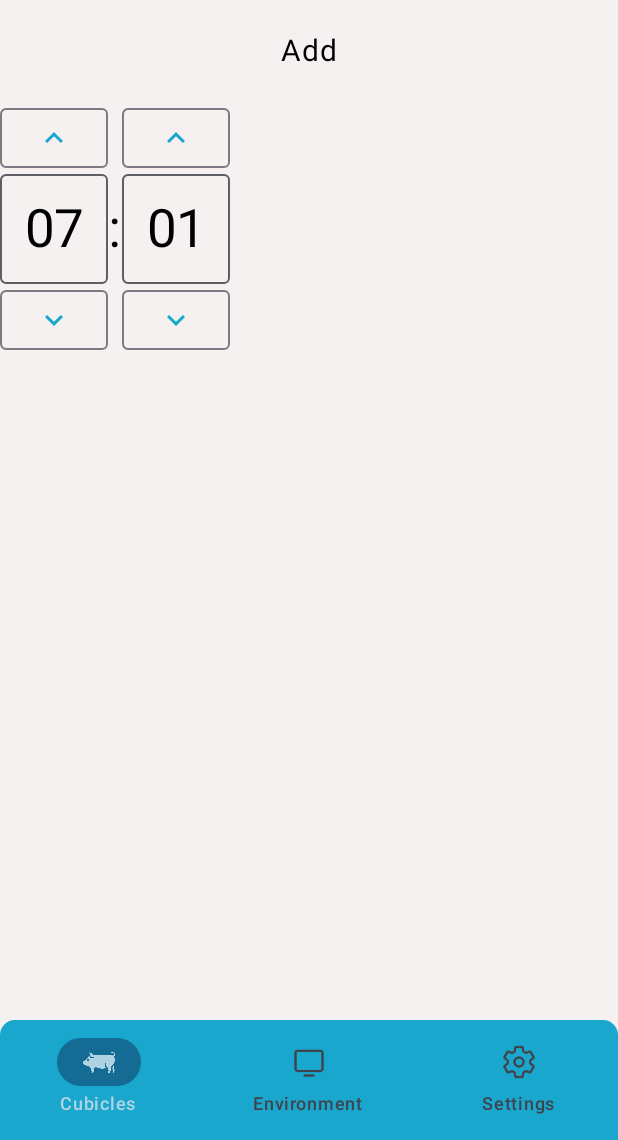
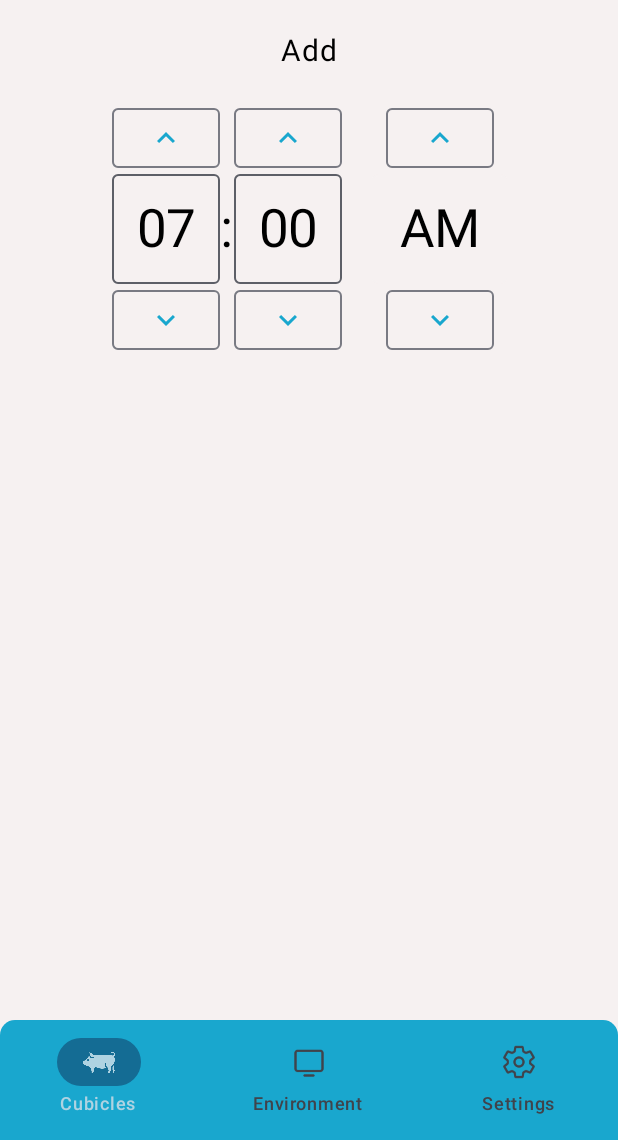
Before and after one commit to IrishRixon/Piggery-Monitoring, an Android app built with Jetpack Compose: the AddSchedScreen screen opened through its navigation route, on a phone screen of 412 x 824 dp, the part 96-1236 px from its top. Run offline under Robolectric (Android 15) with nearby library versions, the phone set to English and light mode, and no system bars; our stand-ins replace Firebase (no records; nobody signed in at launch, a user with empty details on screens opened directly).

Commit message:
Set timer sched textField done

```diff
--- a/app/src/main/java/com/example/dolpiggery/MainScreen/Screens/SettingsScreen/SchedulingScreen/AddSchedScreen/AddSchedScreen.kt
+++ b/app/src/main/java/com/example/dolpiggery/MainScreen/Screens/SettingsScreen/SchedulingScreen/AddSchedScreen/AddSchedScreen.kt
@@ -1,17 +1,22 @@
 package com.example.dolpiggery.MainScreen.Screens.SettingsScreen.SchedulingScreen.AddSchedScreen
 
+import android.widget.Space
 import androidx.compose.foundation.layout.Arrangement
 import androidx.compose.foundation.layout.Column
 import androidx.compose.foundation.layout.Row
+import androidx.compose.foundation.layout.Spacer
 import androidx.compose.foundation.layout.fillMaxSize
 import androidx.compose.foundation.layout.fillMaxWidth
+import androidx.compose.foundation.layout.width
 import androidx.compose.material3.Text
 import androidx.compose.runtime.Composable
 import androidx.compose.ui.Alignment
 import androidx.compose.ui.Modifier
+import androidx.compose.ui.unit.dp
 import androidx.compose.ui.unit.sp
 import androidx.lifecycle.viewmodel.compose.viewModel
 import com.example.dolpiggery.MainScreen.NavigationCurrentPosition.NavigationCurrentPosition
+import com.example.dolpiggery.MainScreen.UIComponents.Scheduling.AddSched.InputTime.AmOrPmUi
 import com.example.dolpiggery.MainScreen.UIComponents.Scheduling.AddSched.InputTime.InputTimeTemplate
 import com.example.dolpiggery.MainScreen.UIComponents.Scheduling.AddSched.InputTime.timeZeroPadding
 import com.example.dolpiggery.MainScreen.ViewModel.Scheduling.AddSchedViewModel.AddSchedViewModel
@@ -51,33 +56,48 @@ fun AddSchedScreen(
             modifier = Modifier.weight(0.9f)
         ) {
             Row (
-                verticalAlignment = Alignment.CenterVertically
+                verticalAlignment = Alignment.CenterVertically,
+                horizontalArrangement = Arrangement.Center,
+                modifier = Modifier.fillMaxWidth()
             ){
                 Column {
                     InputTimeTemplate(
                         timeTypeValue = viewModel.hour.value,
                         upperLimit = 12,
+                        lowerLimit = 1,
                         viewModelSetTime = {
                             viewModel.setHour(it)
                         },
-                        timeZeroPadding = {
-                            timeZeroPadding(it)
+                        zeroPadding = {
+                            timeZeroPadding(it, "Hour")
                         }
                     )
                 }
 
                 Text(text = ":", fontSize = 35.sp)
+
                 Column {
                     InputTimeTemplate(
                         timeTypeValue = viewModel.minute.value,
                         upperLimit = 59,
+                        lowerLimit = 0,
                         viewModelSetTime = {
                             viewModel.setMinute(it)
                         },
-                        timeZeroPadding = {
-                            timeZeroPadding(it)
+                        zeroPadding = {
+                            timeZeroPadding(it, "Minute")
                         }
                     )
+                }
+
+                Spacer(modifier = Modifier.width(20.dp))
+
+                Column (
+                    horizontalAlignment = Alignment.CenterHorizontally
+                ){
+                    AmOrPmUi(isUp = true, valState = viewModel.amOrPm.value) {
+                        viewModel.setAmOrPm(it)
+                    }
                 }
             }
         }
--- a/app/src/main/java/com/example/dolpiggery/MainScreen/UIComponents/Scheduling/AddSched/InputTime/InputTime.kt
+++ b/app/src/main/java/com/example/dolpiggery/MainScreen/UIComponents/Scheduling/AddSched/InputTime/InputTime.kt
@@ -18,28 +18,30 @@ import androidx.compose.ui.text.style.TextAlign
 import androidx.compose.ui.unit.dp
 import androidx.compose.ui.unit.sp
 import com.example.dolpiggery.MainScreen.UIComponents.Scheduling.AddSched.AddSchedOutlinedButton
+import com.example.dolpiggery.ui.theme.Snow60
 
 
 @Composable
 fun InputTimeTemplate(
     timeTypeValue: String,
     upperLimit: Int,
+    lowerLimit: Int,
     viewModelSetTime: (Int) -> Unit,
-    timeZeroPadding: (String) -> String
+    zeroPadding: (String) -> String
 ) {
     var timeState by remember { mutableStateOf(timeTypeValue) }
 
     AddSchedOutlinedButton(isUp = true) {
-        val count = if(timeState.toInt() >= upperLimit) 1 else timeState.toInt() + 1
+        val count = if(timeState.toInt() >= upperLimit) lowerLimit else timeState.toInt() + 1
         timeState = count.toString()
         viewModelSetTime(timeState.toInt())
     }
 
     OutlinedTextField(
-        value = timeZeroPadding(timeState),
+        value = zeroPadding(timeState),
         onValueChange =
         {
-            val timeValue = if (it.isNotEmpty()) it.toInt() else 1
+            val timeValue = if (it.isNotEmpty()) it.toInt() else lowerLimit
             timeState = if(timeValue > upperLimit) (timeValue % 10).toString() else timeValue.toString()
         },
         colors = OutlinedTextFieldDefaults.colors(),
@@ -54,15 +56,46 @@ fun InputTimeTemplate(
     )
 
     AddSchedOutlinedButton(isUp = false) {
-        val count = if(timeState.toInt() <= 1) upperLimit else timeState.toInt() - 1
+        val count = if(timeState.toInt() <= lowerLimit) upperLimit else timeState.toInt() - 1
         timeState = count.toString()
         viewModelSetTime(timeState.toInt())
     }
 }
 
-fun timeZeroPadding(value: String): String {
+@Composable
+fun AmOrPmUi(isUp: Boolean, valState:String, viewModelSetAmOrPm: (String) -> Unit) {
+    var amOrPmState by remember {
+        mutableStateOf(valState)
+    }
+
+    AddSchedOutlinedButton(isUp = isUp) {
+        amOrPmState = if(amOrPmState == "AM") "PM" else "AM"
+        viewModelSetAmOrPm(amOrPmState)
+    }
+
+    OutlinedTextField(
+        value = amOrPmState,
+        onValueChange = { },
+        colors = OutlinedTextFieldDefaults.colors(unfocusedBorderColor = Snow60),
+        modifier = Modifier.width(90.dp),
+        singleLine = true,
+        readOnly = true,
+        textStyle = TextStyle(
+            fontSize = 35.sp,
+            color = Color.Black,
+            textAlign = TextAlign.Center
+        )
+    )
+
+    AddSchedOutlinedButton(isUp = false) {
+        amOrPmState = if(amOrPmState == "AM") "PM" else "AM"
+        viewModelSetAmOrPm(amOrPmState)
+    }
+}
+
+fun timeZeroPadding(value: String, timeType: String): String {
     Log.i("Hi", value)
-    return if(value.toInt() == 0) {
+    return if(value.toInt() == 0 && timeType == "Hour") {
         "01"
     }
     else if (value.toInt() < 10) {
```
